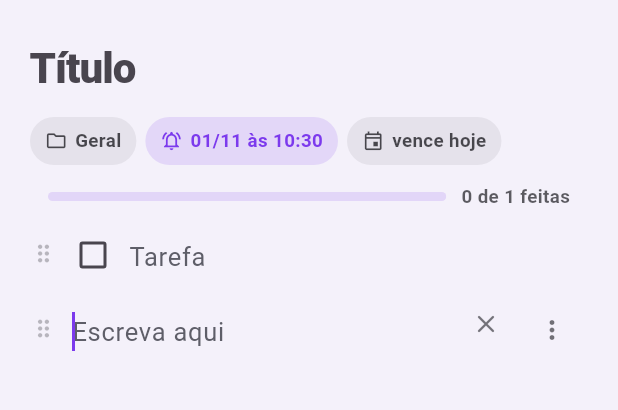
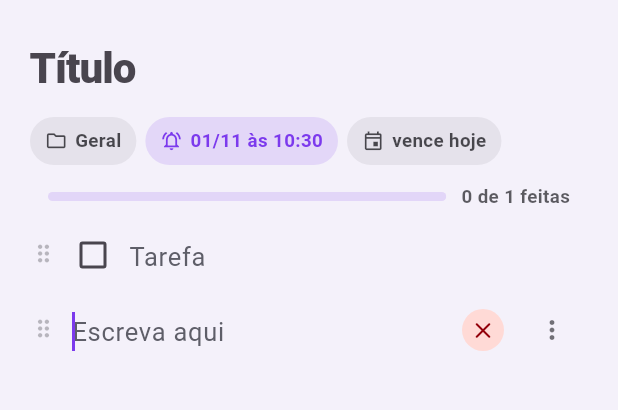
Before and after one commit to Jtcharizard/Noto-Bloco-de-notas, a Flutter app: the EditorPage screen opened directly with empty values, after a tap on the "checklist" icon, after a tap on "Texto", on a phone screen of 412 x 824 dp, the part 57-467 px from its top. Run offline on Flutter 3.47's test engine with Material 3 defaults, Android fonts, the phone set to English and light mode, and no system bars; our stand-ins replace file_picker, flutter_local_notifications, flutter_markdown_plus, image_picker, pdf, share_plus and 3 more; missing offline and left inert: home_widget, markdown, quick_actions; accounts and stored records are empty.

```diff
--- a/lib/noto_mixed_editor.dart
+++ b/lib/noto_mixed_editor.dart
@@ -427,12 +427,9 @@ class _MixedContentEditorState extends State<MixedContentEditor> {
                   ),
                 ),
                 if (active) ...[
-                  IconButton(
-                    tooltip: line.task ? 'Apagar tarefa' : 'Apagar linha',
-                    visualDensity: VisualDensity.compact,
-                    color: cs.onSurface.withValues(alpha: .6),
-                    icon: const Icon(Icons.close_rounded, size: 20),
-                    onPressed: () => _deleteLine(line),
+                  _DeleteButton(
+                    label: line.task ? 'Apagar tarefa' : 'Apagar linha',
+                    onDelete: () => _deleteLine(line),
                   ),
                 PopupMenuButton<String>(
                   tooltip: 'Opções da linha',
@@ -537,3 +534,78 @@ class _MixedContentEditorState extends State<MixedContentEditor> {
     );
   }
 }
+
+
+/// Botão de apagar a linha. Usa o toque cru da tela (Listener), sem disputa
+/// com a rolagem ou com o campo de texto ao lado: em alguns celulares o
+/// IconButton comum não recebia o toque.
+class _DeleteButton extends StatefulWidget {
+  const _DeleteButton({required this.label, required this.onDelete});
+
+  final String label;
+  final VoidCallback onDelete;
+
+  @override
+  State<_DeleteButton> createState() => _DeleteButtonState();
+}
+
+class _DeleteButtonState extends State<_DeleteButton> {
+  Offset? _down;
+  bool _pressed = false;
+
+  @override
+  Widget build(BuildContext context) {
+    final cs = Theme.of(context).colorScheme;
+    return Tooltip(
+      message: widget.label,
+      child: Semantics(
+        button: true,
+        label: widget.label,
+        onTap: widget.onDelete,
+        excludeSemantics: true,
+        child: Listener(
+          behavior: HitTestBehavior.opaque,
+          onPointerDown: (event) => setState(() {
+            _down = event.position;
+            _pressed = true;
+          }),
+          onPointerCancel: (_) => setState(() {
+            _down = null;
+            _pressed = false;
+          }),
+          onPointerUp: (event) {
+            final start = _down;
+            setState(() {
+              _down = null;
+              _pressed = false;
+            });
+            if (start != null && (event.position - start).distance < 40) {
+              HapticFeedback.lightImpact();
+              widget.onDelete();
+            }
+          },
+          child: SizedBox(
+            width: 44,
+            height: 48,
+            child: Center(
+              child: AnimatedContainer(
+                duration: const Duration(milliseconds: 90),
+                width: _pressed ? 30 : 28,
+                height: _pressed ? 30 : 28,
+                decoration: BoxDecoration(
+                  color: _pressed ? cs.error : cs.errorContainer,
+                  shape: BoxShape.circle,
+                ),
+                child: Icon(
+                  Icons.close_rounded,
+                  size: 18,
+                  color: _pressed ? cs.onError : cs.onErrorContainer,
+                ),
+              ),
+            ),
+          ),
+        ),
+      ),
+    );
+  }
+}
--- a/pubspec.yaml
+++ b/pubspec.yaml
@@ -1,7 +1,7 @@
 name: bloco_personalizavel
 description: Bloco de notas offline com temas e fontes personalizaveis.
 publish_to: none
-version: 4.4.0+32
+version: 4.4.1+33
 
 environment:
   sdk: '>=3.4.0 <4.0.0'
```
Also changed, not shown: 1 other file.
